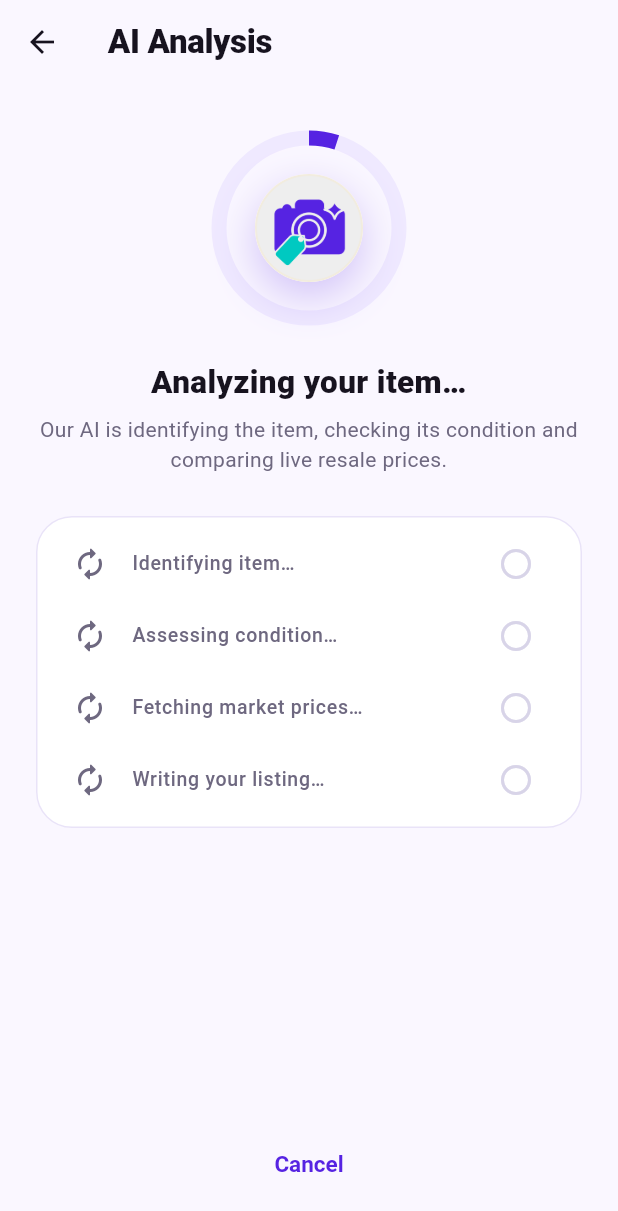
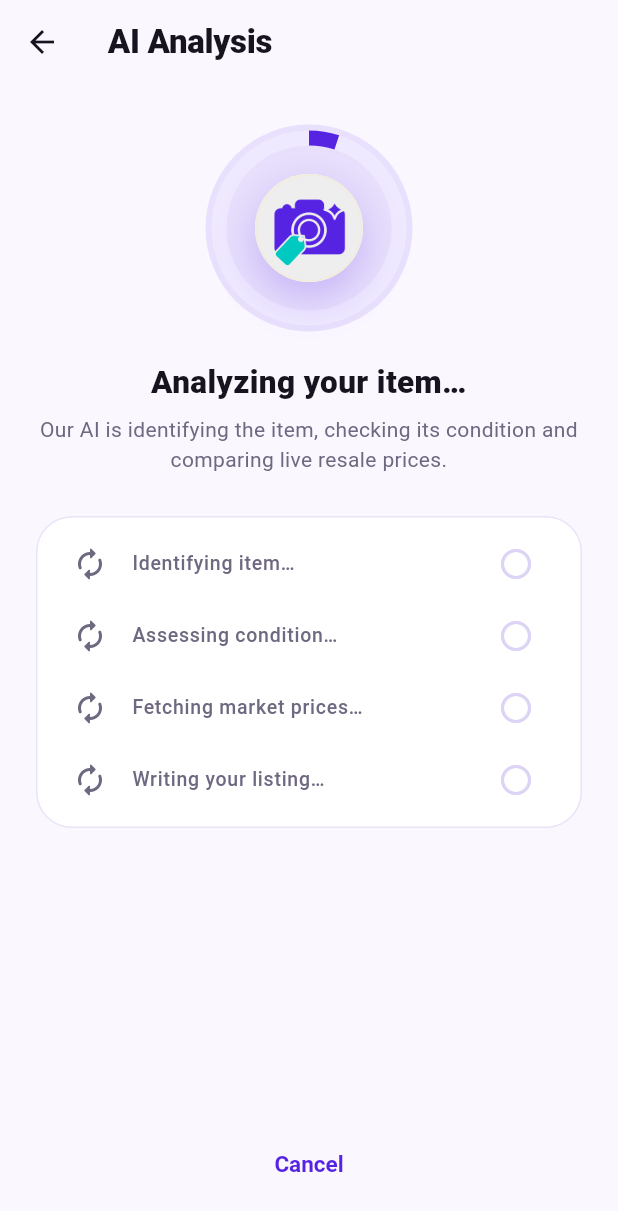
Before and after one commit to savsingh1/snap2sell, a Flutter app: the ProcessingScreen screen opened directly, on a phone screen of 412 x 824 dp. Shown: the top 1211 px of the screen. Run offline on Flutter 3.47's test engine with Material 3 defaults, Android fonts, the phone set to English and light mode, and no system bars; our stand-ins replace image_picker, share_plus, shared_preferences; accounts and stored records are empty.

Commit message:
Premium feel pass: lib/screens/processing_screen.dart

```diff
--- a/lib/screens/processing_screen.dart
+++ b/lib/screens/processing_screen.dart
@@ -45,6 +45,7 @@ class _ProcessingScreenState extends State<ProcessingScreen> {
     final progress = appState.isAnalyzing
         ? (step + 1) / kAnalysisSteps.length
         : 0.05;
+    final photoBytes = appState.currentPhotoBytes;
 
     return Scaffold(
       appBar: AppBar(title: const Text('AI Analysis')),
@@ -55,26 +56,52 @@ class _ProcessingScreenState extends State<ProcessingScreen> {
           children: [
             const SizedBox(height: 12),
             Center(
+              child: _PulseGlow(
                 child: SizedBox(
                   width: 120,
                   height: 120,
                   child: Stack(
                     alignment: Alignment.center,
                     children: [
-                    SizedBox(
+                      // The ring eases between step values instead of
+                      // jumping a quarter-turn at a time.
+                      TweenAnimationBuilder<double>(
+                        tween: Tween<double>(begin: 0, end: progress),
+                        duration: const Duration(milliseconds: 600),
+                        curve: Curves.easeOutCubic,
+                        builder: (context, value, _) => SizedBox(
                           width: 120,
                           height: 120,
                           child: CircularProgressIndicator(
-                        value: progress,
+                            value: value,
                             strokeWidth: 10,
                             backgroundColor: SnapColors.primaryLight,
-                        valueColor: const AlwaysStoppedAnimation<Color>(
+                            valueColor:
+                                const AlwaysStoppedAnimation<Color>(
                               SnapColors.primary,
                             ),
                           ),
                         ),
+                      ),
+                      // The user's own photo sits inside the ring while
+                      // it is analysed, and flies into the Results
+                      // preview via the shared Hero tag.
+                      if (photoBytes != null)
+                        Hero(
+                          tag: 'snap-photo-hero',
+                          child: ClipOval(
+                            child: Image.memory(
+                              photoBytes,
+                              width: 88,
+                              height: 88,
+                              fit: BoxFit.cover,
+                            ),
+                          ),
+                        )
+                      else
                         const SnapLogo(size: 72),
                     ],
+                  ),
                 ),
               ),
             ),
@@ -126,6 +153,62 @@ class _ProcessingScreenState extends State<ProcessingScreen> {
   }
 }
 
+/// A slow breathing halo behind the progress ring while analysis runs.
+class _PulseGlow extends StatefulWidget {
+  const _PulseGlow({required this.child});
+
+  final Widget child;
+
+  @override
+  State<_PulseGlow> createState() => _PulseGlowState();
+}
+
+class _PulseGlowState extends State<_PulseGlow>
+    with SingleTickerProviderStateMixin {
+  late final AnimationController _pulse = AnimationController(
+    vsync: this,
+    duration: const Duration(milliseconds: 1800),
+  )..repeat(reverse: true);
+
+  @override
+  void dispose() {
+    _pulse.dispose();
+    super.dispose();
+  }
+
+  @override
+  Widget build(BuildContext context) {
+    return AnimatedBuilder(
+      animation: _pulse,
+      builder: (context, child) {
+        final t = Curves.easeInOut.transform(_pulse.value);
+        return Stack(
+          alignment: Alignment.center,
+          clipBehavior: Clip.none,
+          children: [
+            // Positioned so the halo never affects layout size.
+            Positioned(
+              left: -9,
+              top: -9,
+              child: Container(
+                width: 138,
+                height: 138,
+                decoration: BoxDecoration(
+                  shape: BoxShape.circle,
+                  color: SnapColors.primary
+                      .withValues(alpha: 0.05 + 0.06 * t),
+                ),
+              ),
+            ),
+            child!,
+          ],
+        );
+      },
+      child: widget.child,
+    );
+  }
+}
+
 enum _StepState { pending, active, done }
 
 class _StepRow extends StatelessWidget {
@@ -155,7 +238,7 @@ class _StepRow extends StatelessWidget {
       case _StepState.pending:
         iconColor = SnapColors.textMuted;
         trailing = const Icon(Icons.radio_button_unchecked_rounded,
-            color: Color(0xFFD8D4E8));
+            color: Color(0xFFDCD3F5));
         break;
     }
     return ListTile(
```
Lines whose indentation alone changed are shown as unchanged.
